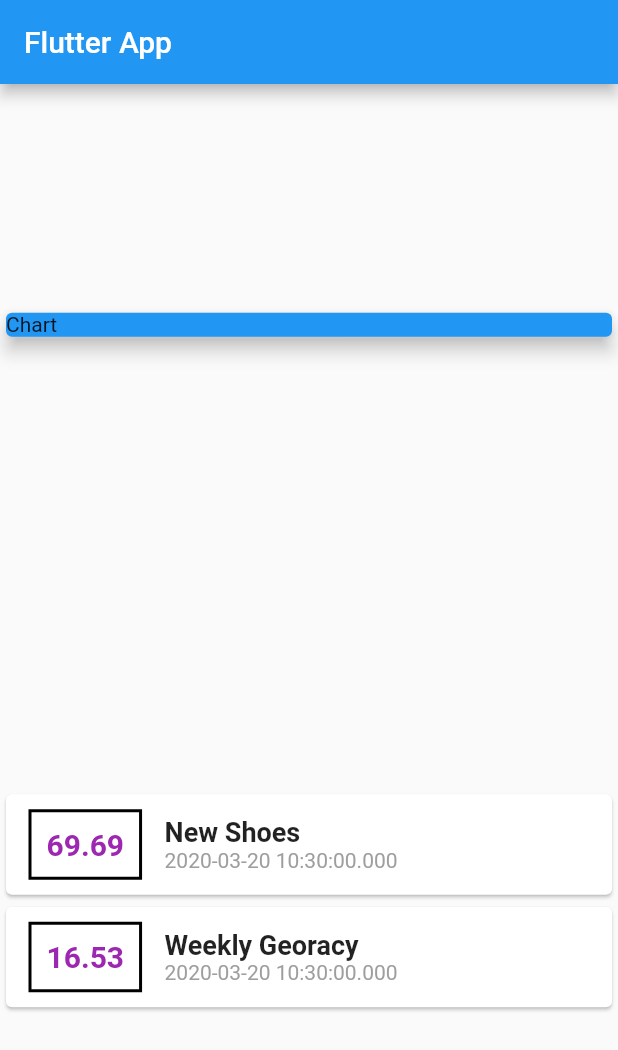
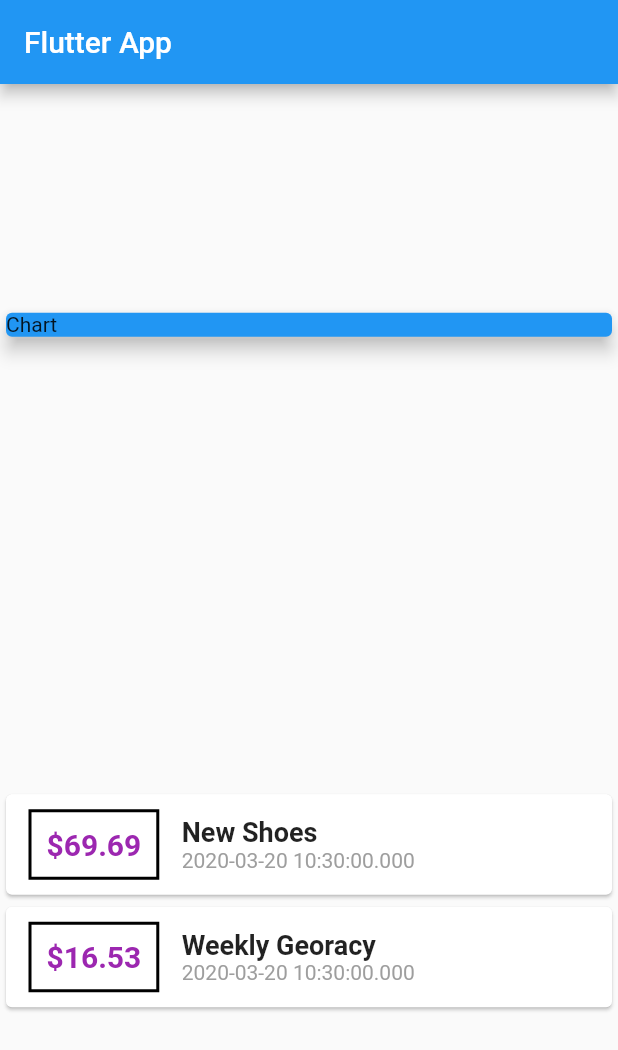
Before and after one commit to sliemansalah/expanse_planner, a Flutter app: the screen it shows after launch, on a phone screen of 412 x 824 dp. Shown: the top 1050 px of the screen. Run offline on Flutter 3.47's test engine with Material 2 defaults, Android fonts, the phone set to English and light mode, and no system bars.

```diff
--- a/lib/main.dart
+++ b/lib/main.dart
@@ -51,7 +51,8 @@ class MyHomePage extends StatelessWidget {
                           )),
                           padding: EdgeInsets.all(10),
                       child: Text(
-                        tx.amount.toString(),
+                        // 'A: ${tx.amount}',
+                        '\$${tx.amount}',
                         style: TextStyle(
                           fontWeight: FontWeight.bold,
                           fontSize: 20,
```
